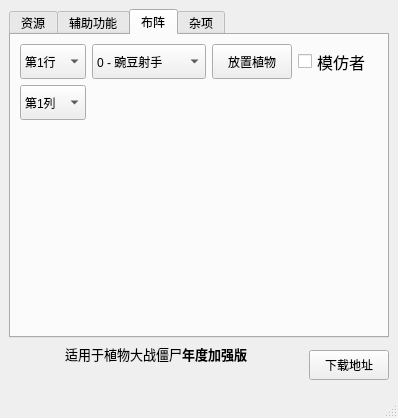
Before: the Qt Designer form pvztool.ui in windshadow233/pvz-toolkit, drawn with Qt 5.
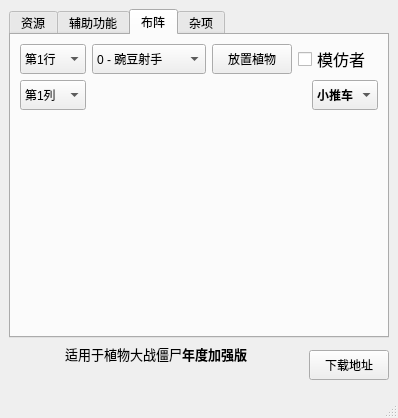
After: the same form once the commit is applied. The open tabs and pages were chosen to show the change.

Diff of the .ui file:
```diff
--- a/pvztool.ui
+++ b/pvztool.ui
@@ -1385,7 +1385,7 @@
               <property name="minimumSize">
                <size>
                 <width>0</width>
-                <height>35</height>
+                <height>30</height>
                </size>
               </property>
               <property name="maximumSize">
@@ -1445,7 +1445,7 @@
               <property name="minimumSize">
                <size>
                 <width>0</width>
-                <height>35</height>
+                <height>30</height>
                </size>
               </property>
               <property name="maximumSize">
@@ -1454,6 +1454,9 @@
                 <height>35</height>
                </size>
               </property>
+              <property name="styleSheet">
+               <string notr="true"/>
+              </property>
               <item>
                <property name="text">
                 <string>0 - 豌豆射手</string>
@@ -1707,7 +1710,7 @@
               <property name="minimumSize">
                <size>
                 <width>0</width>
-                <height>35</height>
+                <height>30</height>
                </size>
               </property>
               <property name="maximumSize">
@@ -1732,7 +1735,7 @@
               <property name="minimumSize">
                <size>
                 <width>0</width>
-                <height>35</height>
+                <height>30</height>
                </size>
               </property>
               <property name="maximumSize">
@@ -1769,7 +1772,7 @@
               <property name="minimumSize">
                <size>
                 <width>0</width>
-                <height>35</height>
+                <height>30</height>
                </size>
               </property>
               <property name="maximumSize">
@@ -1846,6 +1849,44 @@
               </property>
              </spacer>
             </item>
+            <item>
+             <widget class="QComboBox" name="comboBox_5">
+              <property name="minimumSize">
+               <size>
+                <width>0</width>
+                <height>30</height>
+               </size>
+              </property>
+              <property name="font">
+               <font>
+                <family>Arial</family>
+                <pointsize>9</pointsize>
+                <weight>75</weight>
+                <bold>true</bold>
+               </font>
+              </property>
+              <item>
+               <property name="text">
+                <string>小推车</string>
+               </property>
+              </item>
+              <item>
+               <property name="text">
+                <string>🏁启动</string>
+               </property>
+              </item>
+              <item>
+               <property name="text">
+                <string>🆑移除</string>
+               </property>
+              </item>
+              <item>
+               <property name="text">
+                <string>🔃重置</string>
+               </property>
+              </item>
+             </widget>
+            </item>
            </layout>
           </item>
           <item>
```
Left out of the diff: 157 changed lines with no effect on the pictures. Lines whose indentation alone changed are shown as unchanged.
